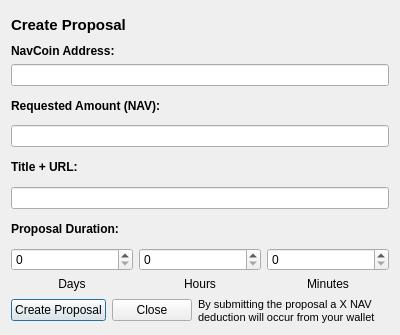
Before: the Qt Designer form src/qt/forms/communityfundcreateproposaldialog.ui in navcoin/navcoin-core, drawn with Qt 5.
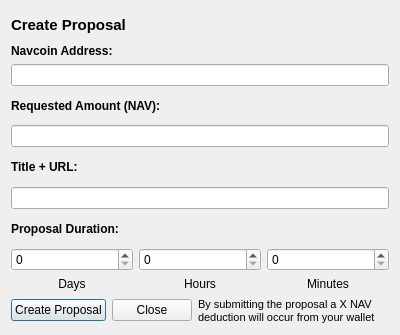
After: the same form once the commit is applied. Custom widgets are drawn as their Qt base class.

Commit message: Changed 'NavCoin' to 'Navcoin'

```diff
--- a/src/qt/forms/communityfundcreateproposaldialog.ui
+++ b/src/qt/forms/communityfundcreateproposaldialog.ui
@@ -51,7 +51,7 @@
         </font>
        </property>
        <property name="text">
-        <string>NavCoin Address:</string>
+        <string>Navcoin Address:</string>
        </property>
       </widget>
      </item>
```
Left out of the diff: 6 changed lines with no effect on the pictures. The commit also changes 471 other files.
